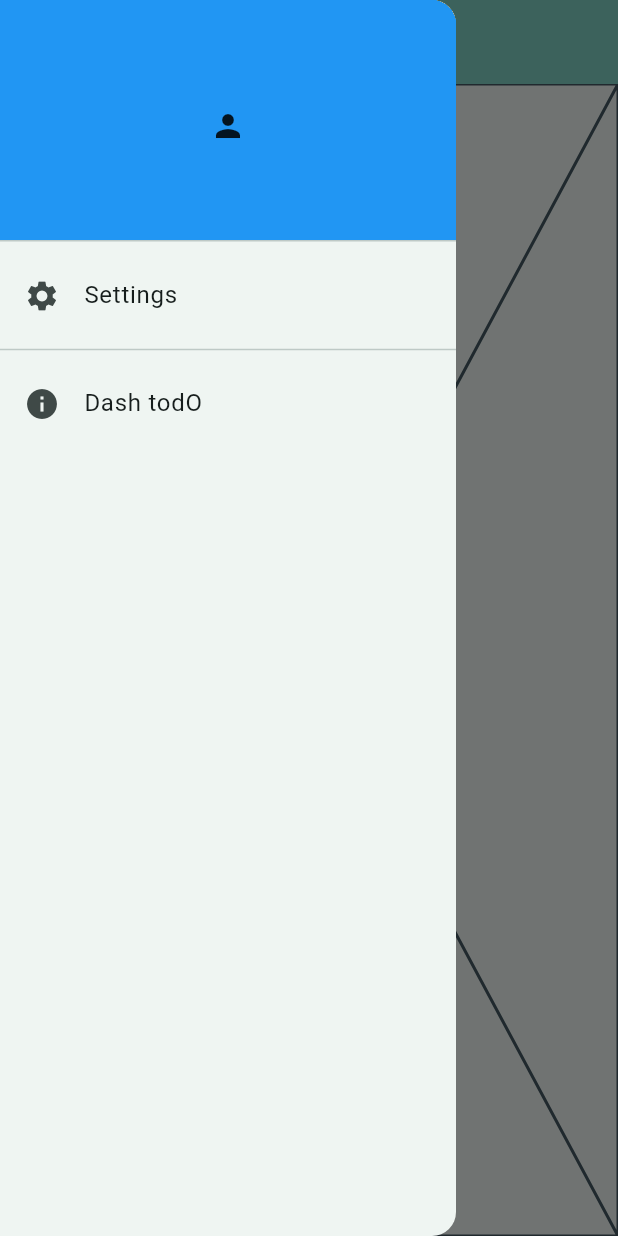
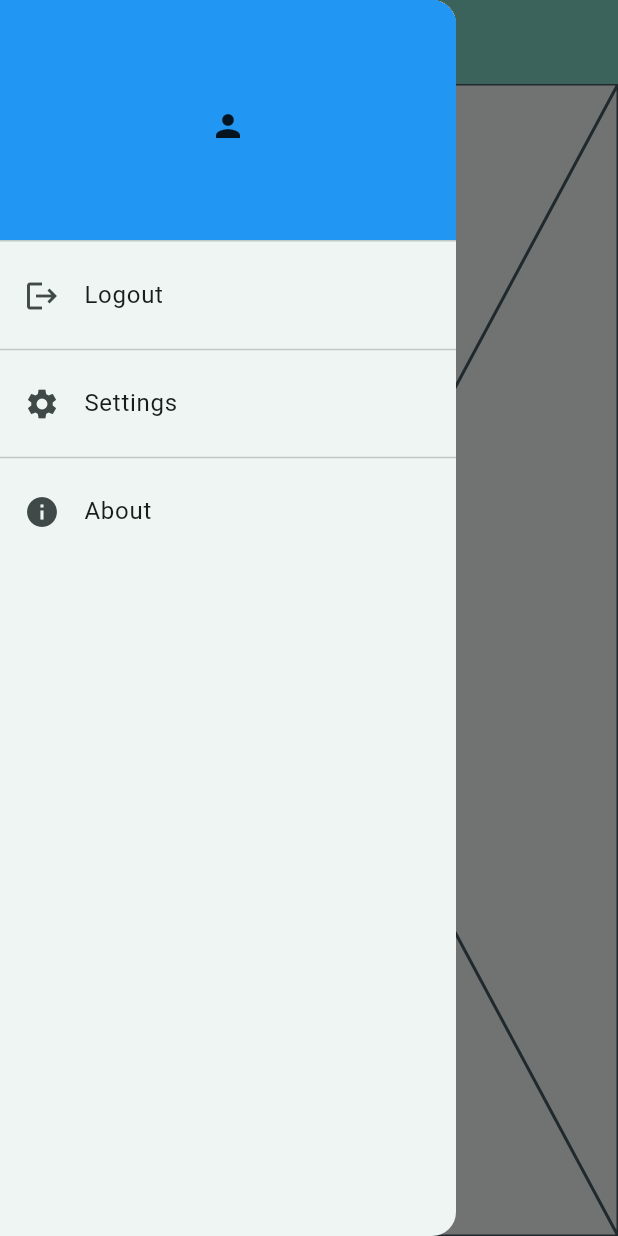
Before and after one commit to xvadim/dash_todo, a Flutter app: the TasksPage screen opened by its route, with the side drawer open, on a phone screen of 412 x 824 dp. Run offline on Flutter 3.47's test engine with Material 3 defaults, Android fonts, the phone set to English and light mode, and no system bars; our stand-ins replace cached_network_image, easy_localization, envied, flutter_riverpod, font_awesome_flutter, freezed_annotation and 3 more; missing offline and left inert: dropbox_client; accounts and stored records are empty; generated files the repository leaves out were written again.

Commit message:
implement signin/signout

```diff
--- a/assets/languages/en.json
+++ b/assets/languages/en.json
@@ -4,7 +4,8 @@
   },
   "menu": {
     "settings": "Settings",
-    "about": "About"
+    "about": "About",
+    "logout": "Logout"
   },
   "signin": {
     "title": "Sign-in",
--- a/assets/languages/uk.json
+++ b/assets/languages/uk.json
@@ -4,7 +4,8 @@
   },
   "menu": {
     "settings": "\u041d\u0430\u043b\u0430\u0448\u0442\u0443\u0432\u0430\u043d\u043d\u044f",
-    "about": "\u041f\u0440\u043e"
+    "about": "\u041f\u0440\u043e \u043f\u0440\u043e\u0433\u0440\u0430\u043c\u0443",
+    "logout": "\u0412\u0438\u0439\u0442\u0438"
   },
   "signin": {
     "title": "\u0423\u0432\u0456\u0439\u0442\u0438",
--- /dev/null
+++ b/lib/common_widgets/app_drawer.dart
@@ -0,0 +1,83 @@
+import 'package:cached_network_image/cached_network_image.dart';
+import 'package:easy_localization/easy_localization.dart';
+import 'package:flutter/material.dart';
+import 'package:flutter_riverpod/flutter_riverpod.dart';
+
+import '../common/build_context_extension.dart';
+import '../common/consts.dart';
+import '../common/sizes.dart';
+import '../features/authentication/data/dropbox_auth_repository.dart';
+import '../features/authentication/domain/app_user.dart';
+import '../features/settings/data/settings_repository.dart';
+
+class AppDrawer extends StatelessWidget {
+  const AppDrawer({super.key});
+
+  @override
+  Widget build(BuildContext context) {
+    return ListView(
+      padding: EdgeInsets.zero,
+      children: [
+        const DrawerHeader(
+          decoration: BoxDecoration(color: Colors.blue),
+          child: Center(child: _AppUserHeader()),
+        ),
+        Consumer(
+          builder: (_, WidgetRef ref, __) {
+            return ListTile(
+              leading: const Icon(Icons.logout),
+              title: Text('menu.logout'.tr()),
+              onTap: () async {
+                final settingsRepos =
+                    ref.read(settingsRepositoryProvider).requireValue;
+                final authRepos = ref.read(dropboxAuthRepositoryProvider);
+                await settingsRepos.removeAppUser();
+                await authRepos.logout();
+              },
+            );
+          },
+        ),
+        const Divider(),
+        ListTile(
+          leading: const Icon(Icons.settings),
+          title: Text('menu.settings'.tr()),
+          onTap: () => {},
+        ),
+        const Divider(),
+        AboutListTile(
+          icon: const Icon(Icons.info),
+          // applicationIcon:
+          // Image(image: AssetImage('app.iconSmall'.tr())),
+          applicationName: appTitle,
+          applicationVersion: '1.0.0',
+          applicationLegalese: '© 2023-24 XBASoft',
+          child: Text('menu.about'.tr()),
+        ),
+      ],
+    );
+  }
+}
+
+class _AppUserHeader extends ConsumerWidget {
+  const _AppUserHeader();
+
+  @override
+  Widget build(BuildContext context, WidgetRef ref) {
+    final dropboxAuthRepository = ref.watch(dropboxAuthRepositoryProvider);
+    final AppUser? appUser = dropboxAuthRepository.appUser.value;
+    if (appUser == null) {
+      return const Icon(Icons.person);
+    }
+    return Column(
+      mainAxisSize: MainAxisSize.min,
+      children: [
+        CircleAvatar(
+          backgroundImage: CachedNetworkImageProvider(appUser.avatarUrl),
+        ),
+        gapH8,
+        Text(appUser.name),
+        Text(appUser.email, style: context.textTheme.bodySmall),
+      ],
+    );
+  }
+}
--- a/lib/features/authentication/domain/app_user.dart
+++ b/lib/features/authentication/domain/app_user.dart
@@ -1,11 +1,11 @@
 class AppUser {
   const AppUser({
-    this.name,
-    this.email,
-    this.avatarUrl,
+    required this.name,
+    required this.email,
+    required this.avatarUrl,
   });
 
-  final String? name;
-  final String? email;
-  final String? avatarUrl;
+  final String name;
+  final String email;
+  final String avatarUrl;
 }
--- a/lib/features/authentication/presentation/dropbox_auth_controller.dart
+++ b/lib/features/authentication/presentation/dropbox_auth_controller.dart
@@ -12,11 +12,9 @@ class DropboxAuthController extends _$DropboxAuthController {
   }
 
   Future<void> authorize() async {
-    print('CTRL AUTH');
     final authRepository = ref.watch(dropboxAuthRepositoryProvider);
     state = const AsyncLoading();
     await authRepository.authorize();
-    // state = await AsyncValue.guard(onboardingRepository.setOnboardingComplete);
   }
 
   Future<void> login() async {
--- a/lib/features/tasks/presentation/tasks_page.dart
+++ b/lib/features/tasks/presentation/tasks_page.dart
@@ -1,7 +1,6 @@
-import 'package:easy_localization/easy_localization.dart';
 import 'package:flutter/material.dart';
 
-import '../../../common/consts.dart';
+import '../../../common_widgets/app_drawer.dart';
 
 class TasksPage extends StatelessWidget {
   const TasksPage({super.key, required this.title});
@@ -16,34 +15,7 @@ class TasksPage extends StatelessWidget {
           backgroundColor: Theme.of(context).colorScheme.inversePrimary,
           title: Text(title),
         ),
-        drawer: Drawer(
-          child: ListView(
-            padding: EdgeInsets.zero,
-            children: [
-              const DrawerHeader(
-                decoration: BoxDecoration(color: Colors.blue),
-                child: Center(
-                  child: Icon(Icons.person),
-                ),
-              ),
-              ListTile(
-                leading: const Icon(Icons.settings),
-                title: Text('menu.settings'.tr()),
-                onTap: () => print('aa'),
-              ),
-              const Divider(),
-              const AboutListTile(
-                icon: Icon(Icons.info),
-                // applicationIcon:
-                // Image(image: AssetImage('app.iconSmall'.tr())),
-                applicationName: appTitle,
-                applicationVersion: '1.0.0',
-                applicationLegalese: '© 2023-24 XBASoft',
-                child: Text(appTitle),
-              ),
-            ],
-          ),
-        ),
+        drawer: const Drawer(child: AppDrawer()),
         body: const Placeholder(),
       ),
     );
--- a/lib/main.dart
+++ b/lib/main.dart
@@ -4,6 +4,7 @@ import 'package:flutter/services.dart';
 import 'package:flutter_riverpod/flutter_riverpod.dart';
 
 import 'dash_todo_app.dart';
+import 'features/authentication/data/dropbox_auth_repository.dart';
 import 'features/settings/data/settings_repository.dart';
 import 'helpers/language_helper.dart';
 
@@ -17,6 +18,7 @@ Future<void> main() async {
 
   final container = ProviderContainer();
   await container.read(settingsRepositoryProvider.future);
+  container.read(dropboxAuthRepositoryProvider).loadUser();
 
   runApp(
     UncontrolledProviderScope(
--- a/lib/routing/app_router.dart
+++ b/lib/routing/app_router.dart
@@ -40,6 +40,7 @@ GoRouter goRouter(GoRouterRef ref) {
       }
       return null;
     },
+    refreshListenable: dropboxAuthRepository.appUser,
     routes: [
       GoRoute(
         path: _signInPath,
--- a/pubspec.yaml
+++ b/pubspec.yaml
@@ -31,6 +31,7 @@ dependencies:
   flutter:
     sdk: flutter
 
+  cached_network_image: ^3.3.0
   cupertino_icons: ^1.0.6
   dropbox_client: ^1.1.1
   easy_localization: ^3.0.3
```
Also changed, not shown: lib/features/authentication/data/dropbox_auth_repository.dart (+46 -7 lines), lib/features/authentication/presentation/sign_in_page.dart (+2 -11 lines), lib/features/settings/data/settings_repository.dart (+32 -0 lines), pubspec.lock, 1 other file.
